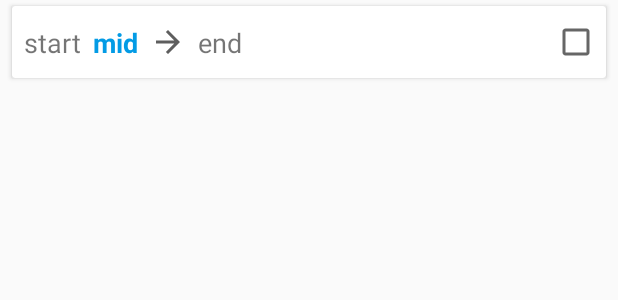
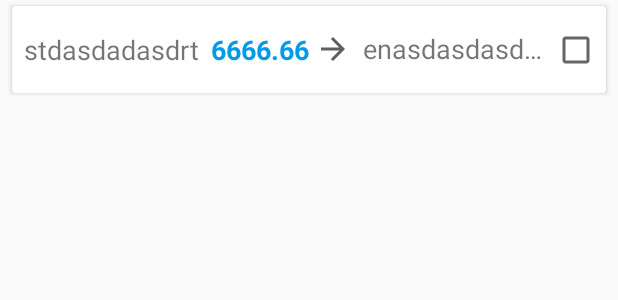
Before and after one commit to marinchenkova/PartyCalc, an Android app: the layout result_item.xml on its own in the app's theme, with its tools: preview values and no code run, on a phone screen of 412 x 824 dp. Shown: the top 300 px of the screen. Run offline under Robolectric (Android 15) with nearby library versions, the phone set to English and light mode, and no system bars.

Commit message:
result item view ellipsize text

```diff
--- a/app/src/main/java/name/marinchenko/partycalc/android/viewHolder/ResultViewHolder.kt
+++ b/app/src/main/java/name/marinchenko/partycalc/android/viewHolder/ResultViewHolder.kt
@@ -1,7 +1,6 @@
 package name.marinchenko.partycalc.android.viewHolder
 
 import android.content.Context
-import android.graphics.Color
 import android.graphics.drawable.Drawable
 import android.support.v7.widget.RecyclerView
 import android.view.View
@@ -36,7 +35,7 @@ class ResultViewHolder(
 
             if (checked) {
                 background = itemView.background
-                itemView.backgroundColor = ctx.getColor(R.color.colorDone)
+                itemView.backgroundColor = ctx.getColor(R.color.colorGreen)
             }
             else itemView?.background = background
 
--- /dev/null
+++ b/app/src/main/res/drawable/ic_add_ltgreen_24dp.xml
@@ -0,0 +1,5 @@
+<vector android:height="24dp" android:tint="#A5D6A7"
+    android:viewportHeight="24.0" android:viewportWidth="24.0"
+    android:width="24dp" xmlns:android="http://schemas.android.com/apk/res/android">
+    <path android:fillColor="#FF000000" android:pathData="M19,13h-6v6h-2v-6H5v-2h6V5h2v6h6v2z"/>
+</vector>
--- a/app/src/main/res/layout/activity_main.xml
+++ b/app/src/main/res/layout/activity_main.xml
@@ -40,7 +40,7 @@
 
         <android.support.v7.widget.CardView
             android:layout_width="match_parent"
-            android:layout_height="48dp"
+            android:layout_height="58dp"
             android:layout_marginTop="4dp"
             android:layout_marginBottom="8dp"
             android:layout_marginStart="8dp"
@@ -51,7 +51,7 @@
                 android:id="@+id/add_product_button"
                 android:layout_width="match_parent"
                 android:layout_height="match_parent"
-                android:src="@drawable/ic_add_green_24dp"
+                android:src="@drawable/ic_add_ltgreen_24dp"
                 android:background="@color/colorTransparent"
                 android:contentDescription="@string/add_product"
                 />
@@ -92,7 +92,7 @@
                 android:id="@+id/add_payer_button"
                 android:layout_width="match_parent"
                 android:layout_height="match_parent"
-                android:src="@drawable/ic_add_green_24dp"
+                android:src="@drawable/ic_add_ltgreen_24dp"
                 android:background="@color/colorTransparent"
                 android:contentDescription="@string/add_payer"
                 />
@@ -113,7 +113,7 @@
 
         <android.support.v7.widget.CardView
             android:layout_width="match_parent"
-            android:layout_height="48dp"
+            android:layout_height="58dp"
             android:layout_marginTop="4dp"
             android:layout_marginBottom="4dp"
             android:layout_marginStart="8dp"
@@ -133,7 +133,7 @@
 
         <android.support.v7.widget.CardView
             android:layout_width="match_parent"
-            android:layout_height="48dp"
+            android:layout_height="58dp"
             android:layout_marginTop="4dp"
             android:layout_marginBottom="4dp"
             android:layout_marginStart="8dp"
--- a/app/src/main/res/layout/product_item.xml
+++ b/app/src/main/res/layout/product_item.xml
@@ -1,7 +1,7 @@
 <?xml version="1.0" encoding="utf-8"?>
 <android.support.v7.widget.CardView
     android:id="@+id/card_view"
-    android:layout_height="48dp"
+    android:layout_height="58dp"
     android:layout_width="match_parent"
     android:layout_marginTop="4dp"
     android:layout_marginBottom="4dp"
--- a/app/src/main/res/layout/result_item.xml
+++ b/app/src/main/res/layout/result_item.xml
@@ -1,7 +1,7 @@
 <?xml version="1.0" encoding="utf-8"?>
 <android.support.v7.widget.CardView
     android:layout_width="match_parent"
-    android:layout_height="48dp"
+    android:layout_height="58dp"
     android:layout_marginTop="4dp"
     android:layout_marginBottom="4dp"
     android:layout_marginStart="8dp"
@@ -14,73 +14,70 @@
         android:layout_width="match_parent"
         android:layout_height="match_parent">
 
+    <LinearLayout
+        android:id="@+id/text_container"
+        android:layout_width="0dp"
+        android:layout_height="match_parent"
+        android:layout_marginStart="8dp"
+        android:layout_marginEnd="4dp"
+        android:gravity="center_vertical"
+        app:layout_constraintStart_toStartOf="parent"
+        app:layout_constraintEnd_toStartOf="@id/result_done"
+        >
+
         <TextView
             android:id="@+id/result_who"
             android:layout_width="wrap_content"
             android:layout_height="wrap_content"
-            android:layout_marginTop="4dp"
-            android:layout_marginBottom="4dp"
-            android:layout_marginStart="8dp"
-            android:layout_marginEnd="8dp"
             android:textSize="18sp"
-            android:text="start"
-            app:layout_constraintTop_toTopOf="parent"
-            app:layout_constraintBottom_toBottomOf="parent"
-            app:layout_constraintStart_toStartOf="parent"
+            android:ellipsize="end"
+            android:singleLine="true"
+            android:text="stdasdadasdrt"
+            android:maxWidth="144dp"
             />
+
 
         <TextView
             android:id="@+id/result_amount"
             android:layout_width="wrap_content"
             android:layout_height="wrap_content"
-            android:layout_marginTop="4dp"
-            android:layout_marginBottom="4dp"
             android:layout_marginStart="8dp"
-            android:layout_marginEnd="8dp"
-            app:layout_constraintBaseline_toBaselineOf="@+id/result_who"
             android:textSize="18sp"
             android:textStyle="bold"
             android:textColor="@color/colorPrimary"
-            android:text="mid"
-            app:layout_constraintTop_toTopOf="parent"
-            app:layout_constraintStart_toEndOf="@id/result_who"
+            android:text="6666.66"
             />
 
         <ImageView
             android:id="@+id/arrow"
             android:layout_width="wrap_content"
             android:layout_height="wrap_content"
-            android:layout_marginTop="4dp"
-            android:layout_marginBottom="4dp"
-            android:layout_marginStart="8dp"
-            android:layout_marginEnd="8dp"
-            app:layout_constraintStart_toEndOf="@id/result_amount"
-            app:layout_constraintTop_toTopOf="parent"
-            app:layout_constraintBottom_toBottomOf="parent"
+            android:layout_marginStart="4dp"
             android:contentDescription="@string/arrow_description"
             android:src="@drawable/ic_arrow_forward_black_24dp"
             />
 
+
         <TextView
             android:id="@+id/result_to_whom"
             android:layout_width="wrap_content"
-            android:layout_height="wrap_content"
-            android:layout_marginTop="4dp"
-            android:layout_marginBottom="4dp"
+            android:layout_height="26dp"
             android:layout_marginStart="8dp"
-            android:layout_marginEnd="8dp"
-            android:textSize="18sp"
-            android:text="end"
-            app:layout_constraintTop_toTopOf="parent"
-            app:layout_constraintBottom_toBottomOf="parent"
-            app:layout_constraintStart_toEndOf="@id/arrow"
-            />
+            android:ellipsize="end"
+            android:singleLine="true"
+            android:text="enasdasdasdaasdasdaasdasdd"
+            android:textSize="18sp" />
+
+    </LinearLayout>
+
+
+
 
         <CheckBox
             android:id="@+id/result_done"
             android:layout_width="wrap_content"
             android:layout_height="wrap_content"
-            android:layout_margin="4dp"
+            android:layout_marginEnd="4dp"
             app:layout_constraintTop_toTopOf="parent"
             app:layout_constraintBottom_toBottomOf="parent"
             app:layout_constraintEnd_toEndOf="parent"
--- a/app/src/main/res/values/colors.xml
+++ b/app/src/main/res/values/colors.xml
@@ -1,12 +1,12 @@
 <?xml version="1.0" encoding="utf-8"?>
 <resources>
     <color name="colorPrimary">#039BE5</color>
-    <color name="colorPrimaryDark">#17678B</color>
-    <color name="colorAccent">#FB8C00</color>
+    <color name="colorPrimaryDark">#1565C0</color>
+    <color name="colorAccent">#F57F17</color>
     <color name="colorHighlight">#D5C8C8</color>
     <color name="colorWhite">#FFFFFF</color>
     <color name="colorTransparent">#00000000</color>
-    <color name="colorDone">#A5D6A7</color>
+    <color name="colorGreen">#A5D6A7</color>
 
     <color name="mat100_0">#FFCDD2</color>
     <color name="mat100_1">#F8BBD0</color>
```
Also changed, not shown: app/src/main/res/drawable/arrow.png (deleted).
